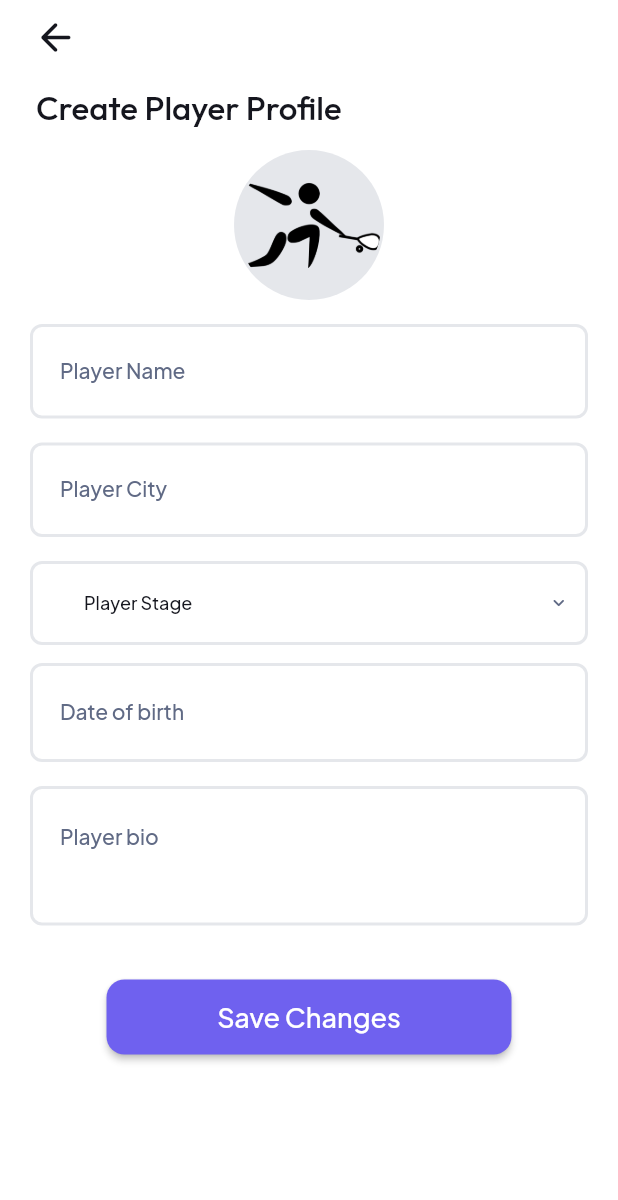
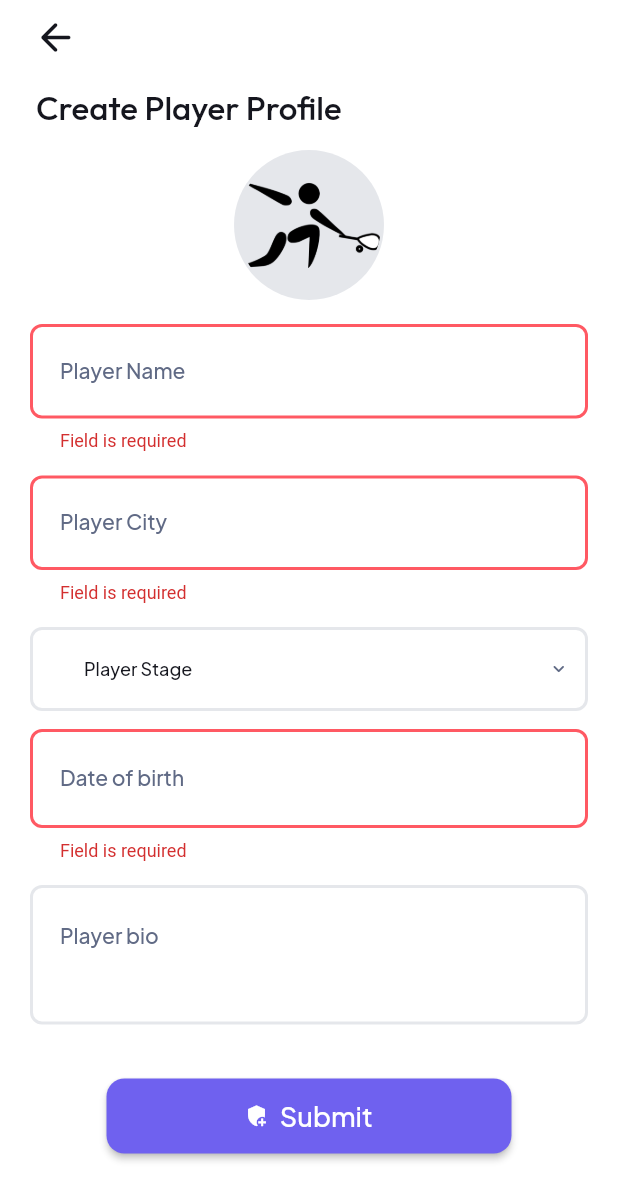
Before and after one commit to samehouda-unit/test_template, a Flutter app: the CreatePlayerPageWidget screen opened by its route, on a phone screen of 412 x 824 dp. Shown: the top 1200 px of the screen. Run offline on Flutter 3.47's test engine with Material 2 defaults, Android fonts, the light colour scheme and no system bars; drawn by our look-alikes of auto_size_text, dropdown_button2; our stand-ins replace cached_network_image, easy_debounce, equatable, file_picker, flutter_animate, font_awesome_flutter and 10 more; missing offline and left inert: aligned_dialog, json_path, mime_type; accounts and stored records are empty; network calls fail; statements that could not run were skipped.

Commit message:
Update CreatePlayer Page to call DB

```diff
--- a/lib/create_player_page/create_player_page_model.dart
+++ b/lib/create_player_page/create_player_page_model.dart
@@ -1,3 +1,4 @@
+import '/backend/api_requests/api_calls.dart';
 import '/flutter_flow/flutter_flow_drop_down.dart';
 import '/flutter_flow/flutter_flow_icon_button.dart';
 import '/flutter_flow/flutter_flow_theme.dart';
@@ -26,10 +27,26 @@ class CreatePlayerPageModel extends FlutterFlowModel<CreatePlayerPageWidget> {
   FocusNode? txtPlayerNameFocusNode;
   TextEditingController? txtPlayerNameController;
   String? Function(BuildContext, String?)? txtPlayerNameControllerValidator;
+  String? _txtPlayerNameControllerValidator(BuildContext context, String? val) {
+    if (val == null || val.isEmpty) {
+      return 'Field is required';
+    }
+
+    return null;
+  }
+
   // State field(s) for txtRank widget.
   FocusNode? txtRankFocusNode;
   TextEditingController? txtRankController;
   String? Function(BuildContext, String?)? txtRankControllerValidator;
+  String? _txtRankControllerValidator(BuildContext context, String? val) {
+    if (val == null || val.isEmpty) {
+      return 'Field is required';
+    }
+
+    return null;
+  }
+
   // State field(s) for lstStages widget.
   List<String>? lstStagesValue;
   FormFieldController<String>? lstStagesValueController;
@@ -38,14 +55,29 @@ class CreatePlayerPageModel extends FlutterFlowModel<CreatePlayerPageWidget> {
   TextEditingController? txtDateOfBirthController;
   final txtDateOfBirthMask = MaskTextInputFormatter(mask: '##/##/####');
   String? Function(BuildContext, String?)? txtDateOfBirthControllerValidator;
+  String? _txtDateOfBirthControllerValidator(
+      BuildContext context, String? val) {
+    if (val == null || val.isEmpty) {
+      return 'Field is required';
+    }
+
+    return null;
+  }
+
   // State field(s) for txtPlayerBio widget.
   FocusNode? txtPlayerBioFocusNode;
   TextEditingController? txtPlayerBioController;
   String? Function(BuildContext, String?)? txtPlayerBioControllerValidator;
+  // Stores action output result for [Backend Call - API (createPlayerAPI)] action in Button widget.
+  ApiCallResponse? apiResultp5y;
 
   /// Initialization and disposal methods.
 
-  void initState(BuildContext context) {}
+  void initState(BuildContext context) {
+    txtPlayerNameControllerValidator = _txtPlayerNameControllerValidator;
+    txtRankControllerValidator = _txtRankControllerValidator;
+    txtDateOfBirthControllerValidator = _txtDateOfBirthControllerValidator;
+  }
 
   void dispose() {
     txtPlayerNameFocusNode?.dispose();
--- a/lib/flutter_flow/flutter_flow_choice_chips.dart
+++ b/lib/flutter_flow/flutter_flow_choice_chips.dart
@@ -104,7 +104,7 @@ class _FlutterFlowChoiceChipsState extends State<FlutterFlowChoiceChips> {
   Widget build(BuildContext context) {
     final children = widget.options.map<Widget>(
       (option) {
-        final selected = choiceChipValues.contains(option.label);
+        final selected = selectedValues.contains(option.label);
         final style =
             selected ? widget.selectedChipStyle : widget.unselectedChipStyle;
         return Theme(
```
Also changed, not shown: lib/backend/api_requests/api_calls.dart (+45 -0 lines), lib/create_player_page/create_player_page_widget.dart (+59 -3 lines).
